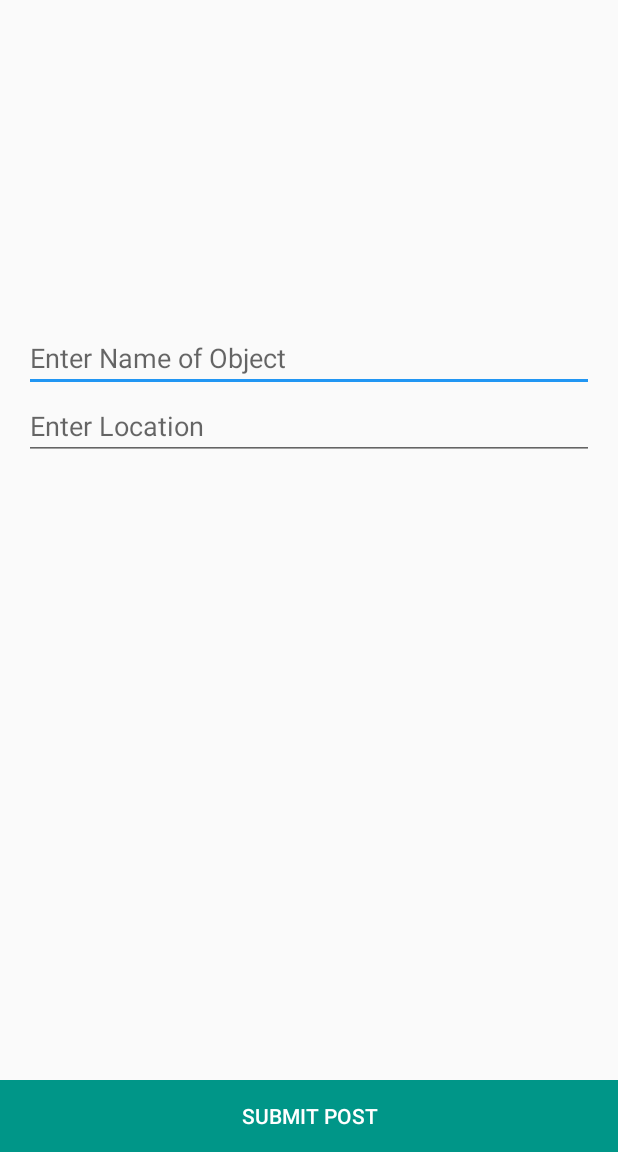
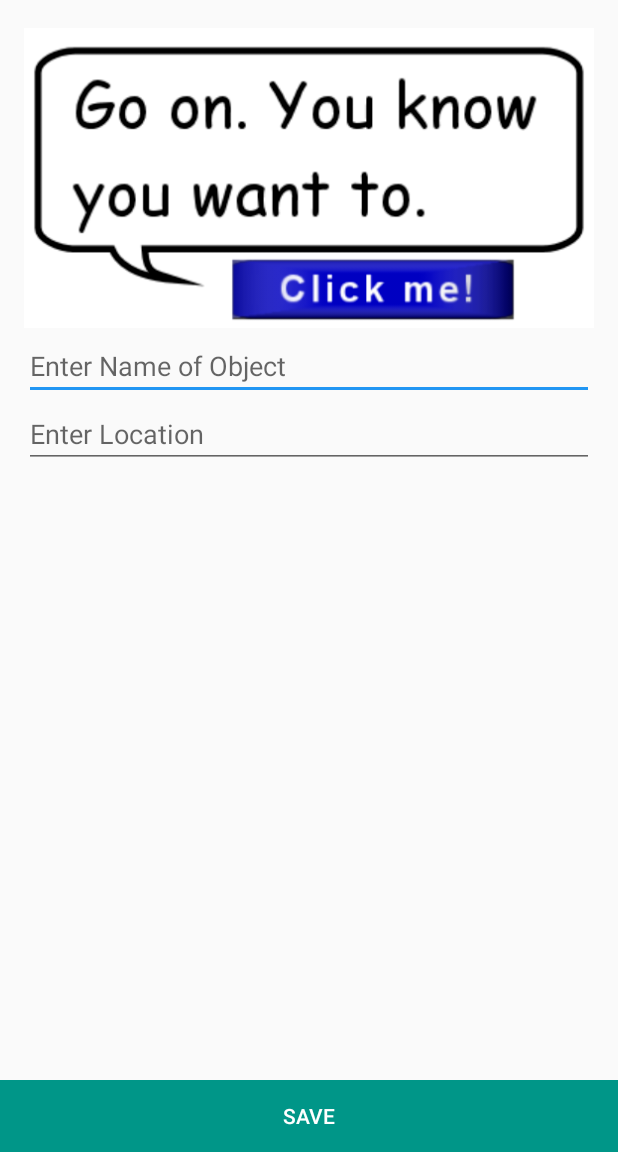
Before and after one commit to amitiwary999/Remind_it, an Android app: the SaveNewItem screen opened directly, with no data from a screen before it, on a phone screen of 412 x 824 dp, the part 84-1236 px from its top. Run offline under Robolectric (Android 15) with nearby library versions, the phone set to English and light mode, and no system bars; libraries missing offline, so code that uses them is left out: io.realm; 1 statement that could not run was skipped.

Commit message:
improved ui

```diff
--- a/app/src/main/res/layout/activity_save_new_item.xml
+++ b/app/src/main/res/layout/activity_save_new_item.xml
@@ -8,7 +8,8 @@
 
     <ImageView
         android:layout_width="match_parent"
-        android:layout_height="200dp"
+        android:layout_height="205dp"
+        android:src="@drawable/click_me"
         android:adjustViewBounds="true"
         android:layout_marginLeft="@dimen/activity_horizontal_margin"
         android:layout_marginRight="@dimen/activity_horizontal_margin"
@@ -36,6 +37,8 @@
         android:layout_marginRight="@dimen/activity_horizontal_margin"
         android:layout_alignParentStart="true"
         android:layout_alignParentEnd="true"></EditText>
+
+
     <Button
 
         android:layout_width="match_parent"
@@ -44,7 +47,7 @@
         android:layout_alignParentBottom="true"
         android:layout_centerHorizontal="true"
         android:background="@color/colorPrimary"
-        android:text="Submit post"
+        android:text="Save"
         android:textColor="@android:color/white" />
 
 </RelativeLayout>
```
Also changed, not shown: app/src/main/res/drawable/click_me.png (added).
